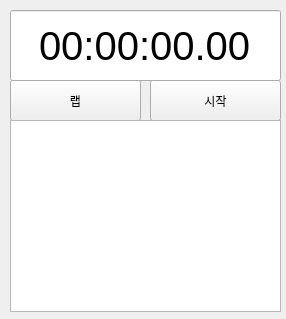
The window that untitled.ui (hwangyoungjae/stopwatch) describes before a commit, drawn with Qt 5.
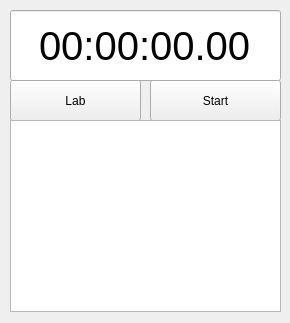
The same window after the commit.

Patch:
```diff
--- a/untitled.ui
+++ b/untitled.ui
@@ -6,10 +6,22 @@
    <rect>
     <x>0</x>
     <y>0</y>
-    <width>286</width>
-    <height>319</height>
+    <width>290</width>
+    <height>323</height>
    </rect>
   </property>
+  <property name="minimumSize">
+   <size>
+    <width>290</width>
+    <height>323</height>
+   </size>
+  </property>
+  <property name="maximumSize">
+   <size>
+    <width>290</width>
+    <height>323</height>
+   </size>
+  </property>
   <property name="windowTitle">
    <string>StopWatch</string>
   </property>
@@ -44,7 +56,7 @@
     </rect>
    </property>
    <property name="text">
-    <string>랩</string>
+    <string>Lab</string>
    </property>
   </widget>
   <widget class="QPushButton" name="pushButton_start">
@@ -57,7 +69,7 @@
     </rect>
    </property>
    <property name="text">
-    <string>시작</string>
+    <string>Start</string>
    </property>
   </widget>
   <widget class="QListWidget" name="listWidget">
```
